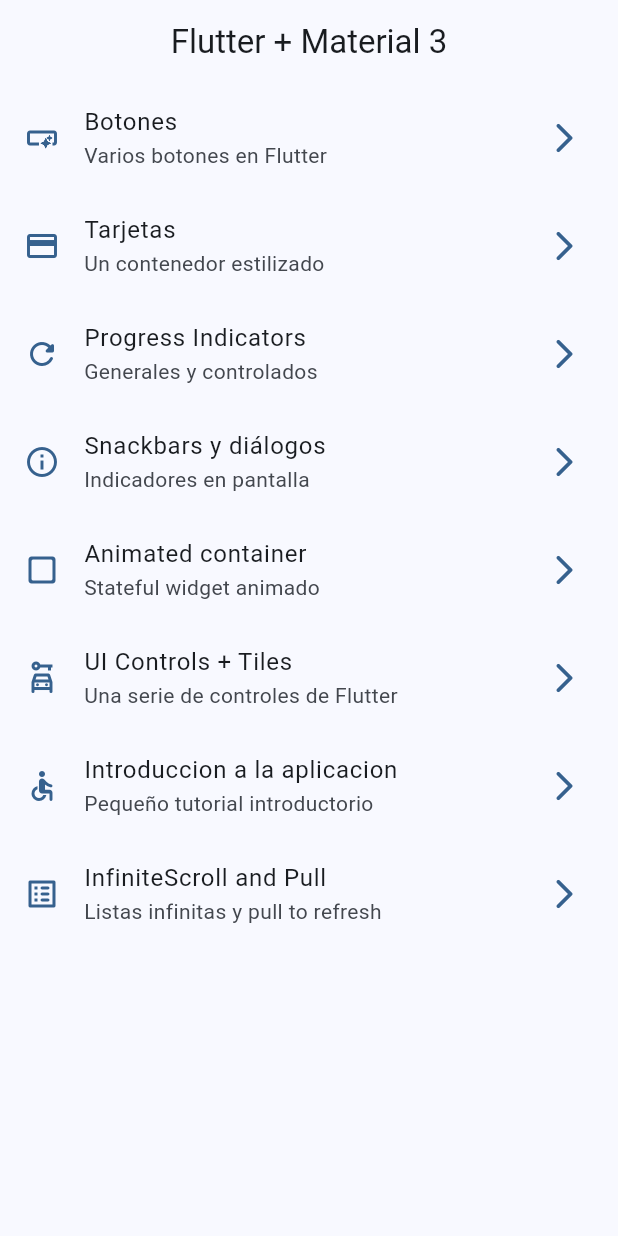
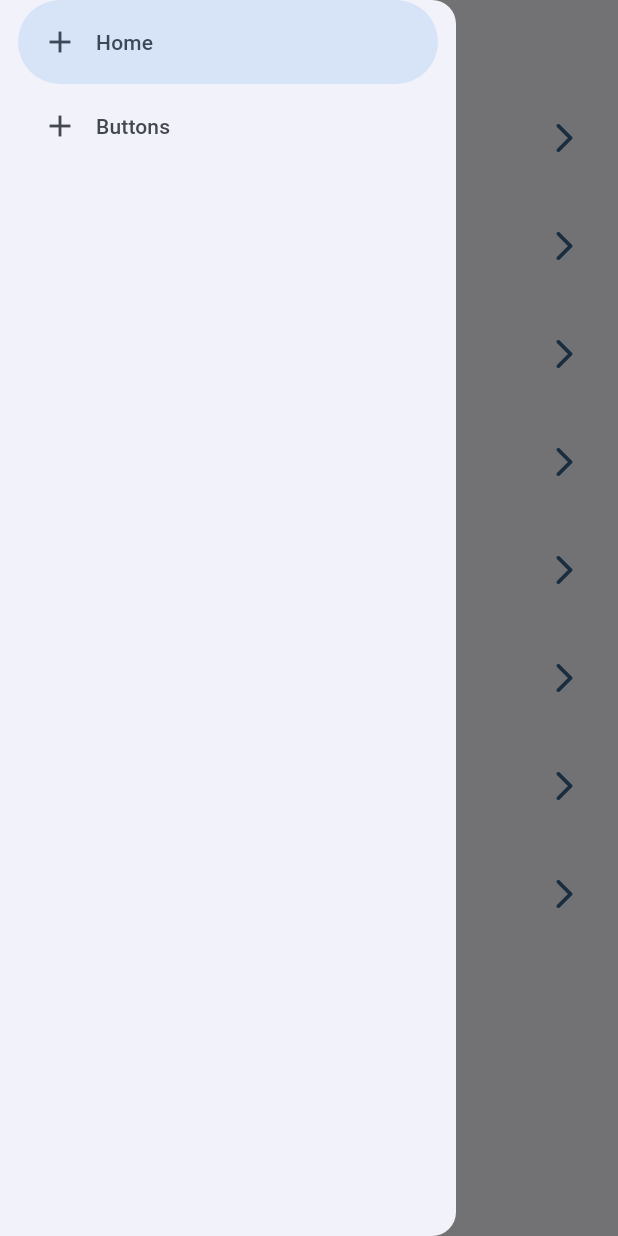
Before and after one commit to OmarACY/widgets_app, a Flutter app: the screen it shows after launch, with the side drawer open (before the commit the screen has no drawer), on a phone screen of 412 x 824 dp. Run offline on Flutter 3.47's test engine with Material 3 defaults, Android fonts, the phone set to English and light mode, and no system bars; our stand-ins replace animate_do, go_router.

```diff
--- a/lib/presentation/screens/home/home_screen.dart
+++ b/lib/presentation/screens/home/home_screen.dart
@@ -1,6 +1,7 @@
 import 'package:flutter/material.dart';
 import 'package:go_router/go_router.dart';
 import 'package:widgets_app/config/menu/menu_items.dart';
+import 'package:widgets_app/presentation/widgets/side_menu.dart';
 
 class HomeScreen extends StatelessWidget {
   static const String name = 'home_screen';
@@ -14,6 +15,7 @@ class HomeScreen extends StatelessWidget {
         title: const Text('Flutter + Material 3'),
       ),
       body: const _HomeView(),
+      drawer: const SideMenu(),
     );
   }
 }
--- /dev/null
+++ b/lib/presentation/widgets/side_menu.dart
@@ -0,0 +1,31 @@
+import 'package:flutter/material.dart';
+import 'package:widgets_app/presentation/screens/home/home_screen.dart';
+
+class SideMenu extends StatefulWidget {
+  const SideMenu({super.key});
+
+  @override
+  State<SideMenu> createState() => _SideMenuState();
+}
+
+class _SideMenuState extends State<SideMenu> {
+
+  int navDrawerIndex = 0;
+
+  @override
+  Widget build(BuildContext context) {
+    return NavigationDrawer(
+      selectedIndex: navDrawerIndex,
+      onDestinationSelected: (value) => setState(() => navDrawerIndex = value),
+      children: [
+        NavigationDrawerDestination(
+          icon: Icon(Icons.add),
+          label: Text('Home'),
+        ),
+        NavigationDrawerDestination(
+          icon: Icon(Icons.add),
+          label: Text('Buttons'),
+        ),
+    ],);
+  }
+}
```
